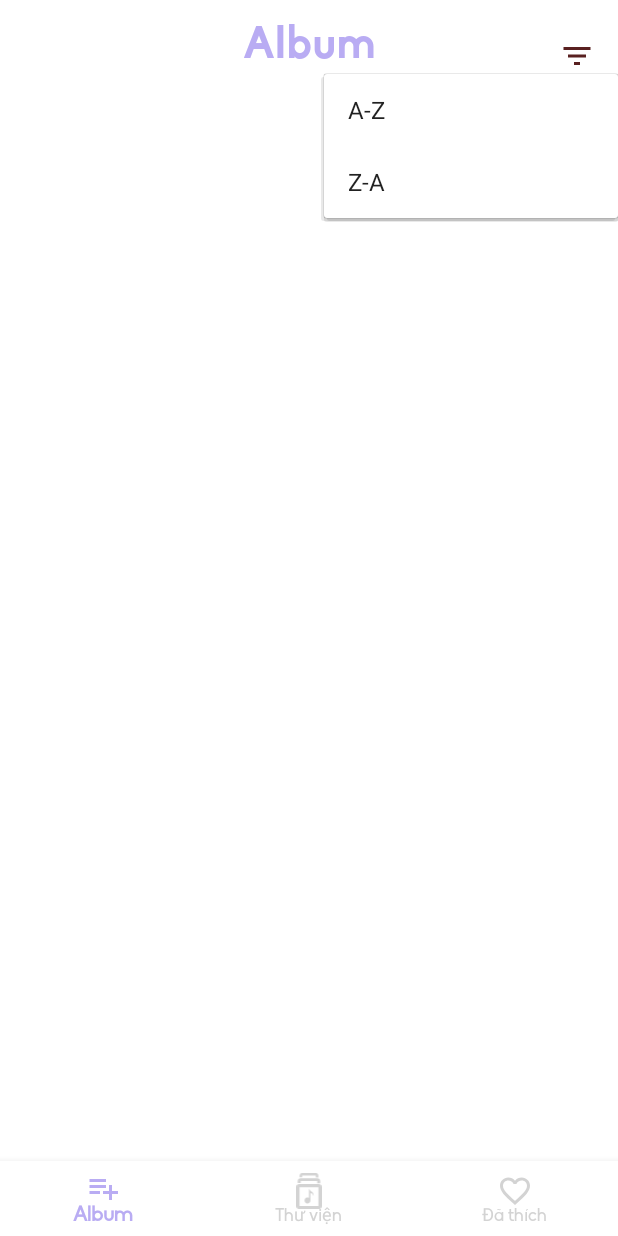
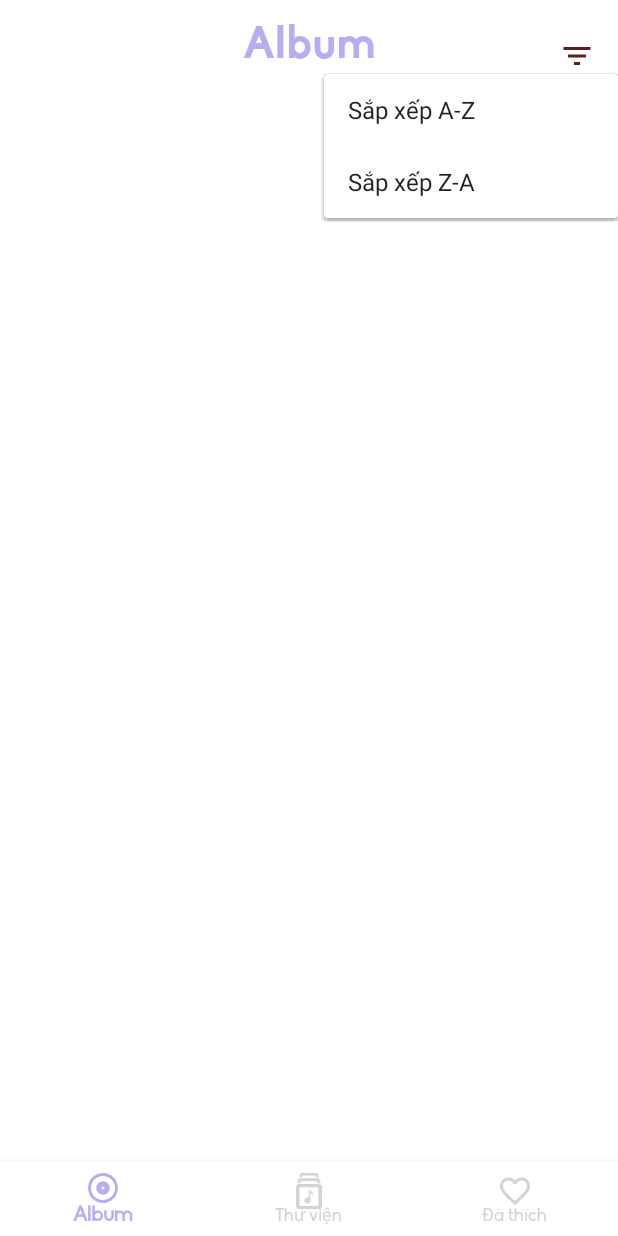
Before and after one commit to mihntam/MusicStreaming, an Android app: the PlaylistsFragment screen opened through its navigation route, after a tap on an icon or button, on a phone screen of 412 x 824 dp. Run offline under Robolectric (Android 15) with nearby library versions, the phone set to English and light mode, and no system bars; our stand-ins replace Firebase (no records; nobody signed in at launch, a user with empty details on screens opened directly), Picasso, navigation-ui.

Commit message:
update ui and script

```diff
--- a/app/src/main/java/com/example/musicfirebase/activities/SplashActivity.java
+++ b/app/src/main/java/com/example/musicfirebase/activities/SplashActivity.java
@@ -25,7 +25,7 @@ public class SplashActivity extends AppCompatActivity {
         int uiOptions = View.SYSTEM_UI_FLAG_IMMERSIVE | View.SYSTEM_UI_FLAG_HIDE_NAVIGATION;
         decorView.setSystemUiVisibility(uiOptions);
 
-        ImageView logo = findViewById(R.id.bitjamLogo);
+        ImageView logo = findViewById(R.id.mStreamLogo);
         Animation fadeIn = AnimationUtils.loadAnimation(getApplicationContext(), R.anim.fade_in);
         Animation slide_up = AnimationUtils.loadAnimation(getApplicationContext(), R.anim.slide_up);
 
--- /dev/null
+++ b/app/src/main/res/drawable/svg_album.xml
@@ -0,0 +1,5 @@
+<vector android:height="24dp" android:tint="#FFFFFF"
+    android:viewportHeight="24" android:viewportWidth="24"
+    android:width="24dp" xmlns:android="http://schemas.android.com/apk/res/android">
+    <path android:fillColor="@android:color/white" android:pathData="M12,2C6.48,2 2,6.48 2,12s4.48,10 10,10 10,-4.48 10,-10S17.52,2 12,2zM12,20c-4.41,0 -8,-3.59 -8,-8s3.59,-8 8,-8 8,3.59 8,8 -3.59,8 -8,8zM12,7.5c-2.49,0 -4.5,2.01 -4.5,4.5s2.01,4.5 4.5,4.5 4.5,-2.01 4.5,-4.5 -2.01,-4.5 -4.5,-4.5zM12,13c-0.55,0 -1,-0.45 -1,-1s0.45,-1 1,-1 1,0.45 1,1 -0.45,1 -1,1z"/>
+</vector>
--- a/app/src/main/res/layout/activity_splash.xml
+++ b/app/src/main/res/layout/activity_splash.xml
@@ -7,7 +7,7 @@
     tools:context=".activities.SplashActivity">
 
     <ImageView
-        android:id="@+id/bitjamLogo"
+        android:id="@+id/mStreamLogo"
         android:layout_width="wrap_content"
         android:layout_height="wrap_content"
         android:layout_centerInParent="true"
--- a/app/src/main/res/menu/bottom_navigation.xml
+++ b/app/src/main/res/menu/bottom_navigation.xml
@@ -4,7 +4,7 @@
     <item
         android:enabled="true"
         android:id="@+id/nav_playlists"
-        android:icon="@drawable/svg_add_to_playlist"
+        android:icon="@drawable/svg_album"
         android:title="Album" />
 
     <item
--- a/app/src/main/res/menu/sort_order_popup.xml
+++ b/app/src/main/res/menu/sort_order_popup.xml
@@ -3,10 +3,10 @@
 
     <item
         android:id="@+id/SORT_ASCENDING"
-        android:title="A-Z" />
+        android:title="Sắp xếp A-Z" />
 
     <item
         android:id="@+id/SORT_DESCENDING"
-        android:title="Z-A" />
+        android:title="Sắp xếp Z-A" />
 
 </menu>
```
Also changed, not shown: app/src/main/java/com/example/musicfirebase/MainActivity.java (+7 -0 lines), app/src/main/java/com/example/musicfirebase/NotificationHelper.java (added, +99 -0 lines), app/src/main/java/com/example/musicfirebase/fragments/PlayingFragment.java (+17 -1 lines).
